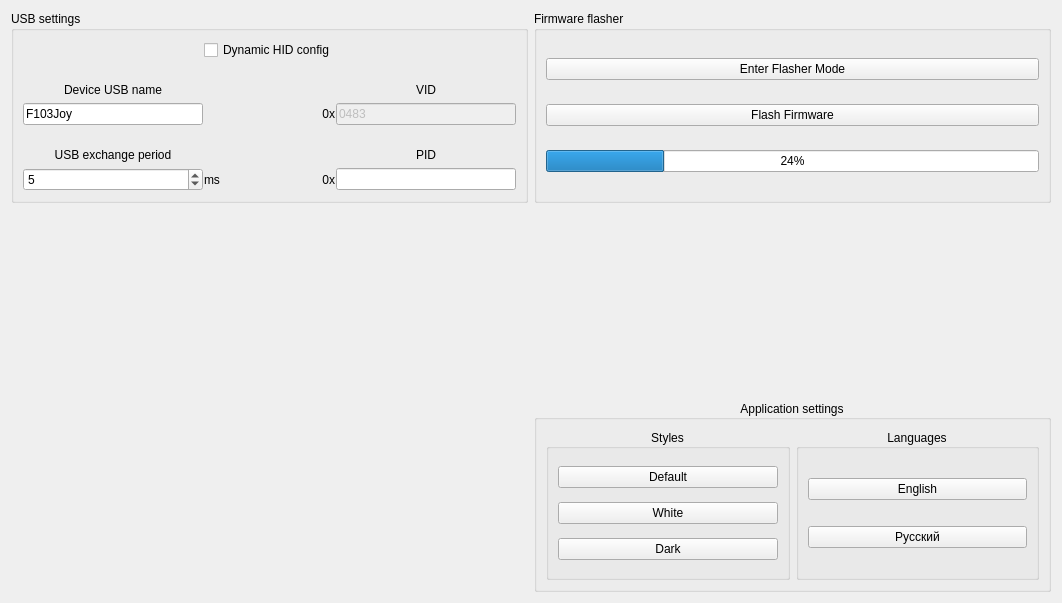
FreeJoy-Team/FreeJoyConfiguratorQt, file widgets/advancedsettings.ui: the form before one commit.
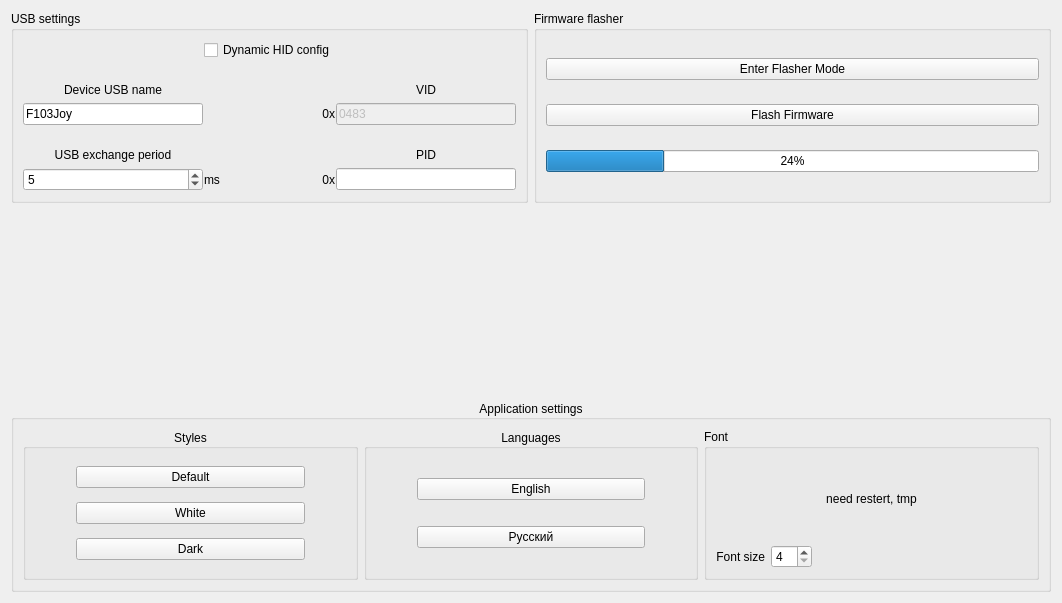
The form after the commit.

Commit message: test font size, ico

Patch:
```diff
--- a/widgets/advancedsettings.ui
+++ b/widgets/advancedsettings.ui
@@ -224,7 +224,20 @@
      </layout>
     </widget>
    </item>
-   <item row="2" column="1">
+   <item row="1" column="1">
+    <spacer name="verticalSpacer_2">
+     <property name="orientation">
+      <enum>Qt::Vertical</enum>
+     </property>
+     <property name="sizeHint" stdset="0">
+      <size>
+       <width>20</width>
+       <height>40</height>
+      </size>
+     </property>
+    </spacer>
+   </item>
+   <item row="2" column="0" colspan="2">
     <widget class="QGroupBox" name="groupBox_3">
      <property name="title">
       <string>Application settings</string>
@@ -232,7 +245,39 @@
      <property name="alignment">
       <set>Qt::AlignCenter</set>
      </property>
-     <layout class="QGridLayout" name="gridLayout_4">
+     <layout class="QGridLayout" name="gridLayout_4" columnstretch="3,3,3">
+      <item row="1" column="1">
+       <widget class="QGroupBox" name="groupBox_5">
+        <property name="title">
+         <string>Languages</string>
+        </property>
+        <property name="alignment">
+         <set>Qt::AlignCenter</set>
+        </property>
+        <layout class="QGridLayout" name="gridLayout_6">
+         <property name="leftMargin">
+          <number>50</number>
+         </property>
+         <property name="rightMargin">
+          <number>50</number>
+         </property>
+         <item row="0" column="0">
+          <widget class="QPushButton" name="pushButton_LangEnglish">
+           <property name="text">
+            <string notr="true">English</string>
+           </property>
+          </widget>
+         </item>
+         <item row="1" column="0">
+          <widget class="QPushButton" name="pushButton_LangRussian">
+           <property name="text">
+            <string notr="true">Русский</string>
+           </property>
+          </widget>
+         </item>
+        </layout>
+       </widget>
+      </item>
       <item row="1" column="0">
        <widget class="QGroupBox" name="groupBox_4">
         <property name="title">
@@ -242,6 +287,12 @@
          <set>Qt::AlignCenter</set>
         </property>
         <layout class="QGridLayout" name="gridLayout_5">
+         <property name="leftMargin">
+          <number>50</number>
+         </property>
+         <property name="rightMargin">
+          <number>50</number>
+         </property>
          <item row="2" column="0">
           <widget class="QPushButton" name="pushButton_StyleDark">
            <property name="text">
@@ -266,26 +317,61 @@
         </layout>
        </widget>
       </item>
-      <item row="1" column="1">
-       <widget class="QGroupBox" name="groupBox_5">
+      <item row="1" column="2">
+       <widget class="QGroupBox" name="groupBox_6">
         <property name="title">
-         <string>Languages</string>
+         <string>Font</string>
         </property>
-        <property name="alignment">
-         <set>Qt::AlignCenter</set>
-        </property>
-        <layout class="QGridLayout" name="gridLayout_6">
-         <item row="0" column="0">
-          <widget class="QPushButton" name="pushButton_LangEnglish">
-           <property name="text">
-            <string notr="true">English</string>
+        <layout class="QGridLayout" name="gridLayout_7" columnstretch="1,1,5">
+         <property name="rightMargin">
+          <number>9</number>
+         </property>
+         <item row="1" column="1">
+          <widget class="QSpinBox" name="spinBox_FontSize">
+           <property name="sizePolicy">
+            <sizepolicy hsizetype="Fixed" vsizetype="Fixed">
+             <horstretch>0</horstretch>
+             <verstretch>0</verstretch>
+            </sizepolicy>
+           </property>
+           <property name="minimum">
+            <number>4</number>
+           </property>
+           <property name="maximum">
+            <number>16</number>
            </property>
           </widget>
          </item>
          <item row="1" column="0">
-          <widget class="QPushButton" name="pushButton_LangRussian">
+          <widget class="QLabel" name="text_FontSize">
            <property name="text">
-            <string notr="true">Русский</string>
+            <string>Font size</string>
+           </property>
+           <property name="alignment">
+            <set>Qt::AlignRight|Qt::AlignTrailing|Qt::AlignVCenter</set>
+           </property>
+          </widget>
+         </item>
+         <item row="1" column="2">
+          <spacer name="horizontalSpacer">
+           <property name="orientation">
+            <enum>Qt::Horizontal</enum>
+           </property>
+           <property name="sizeHint" stdset="0">
+            <size>
+             <width>40</width>
+             <height>20</height>
+            </size>
+           </property>
+          </spacer>
+         </item>
+         <item row="0" column="0" colspan="3">
+          <widget class="QLabel" name="label">
+           <property name="text">
+            <string>need restert, tmp</string>
+           </property>
+           <property name="alignment">
+            <set>Qt::AlignCenter</set>
            </property>
           </widget>
          </item>
```
Left out of the diff: 26 changed lines with no effect on the pictures. The commit also changes 14 other files.
